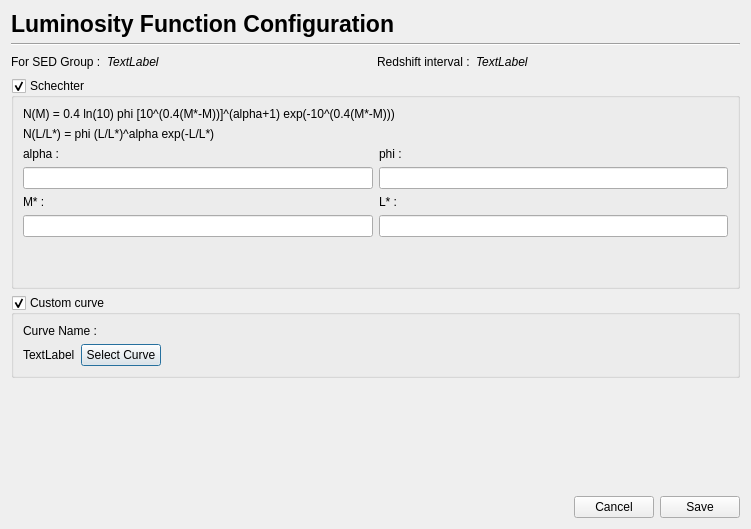
The window that PhzQtUI/auxdir/PhzQtUI/DialogLuminosityFunction.ui (astrorama/Phosphoros) describes before a commit, drawn with Qt 5.
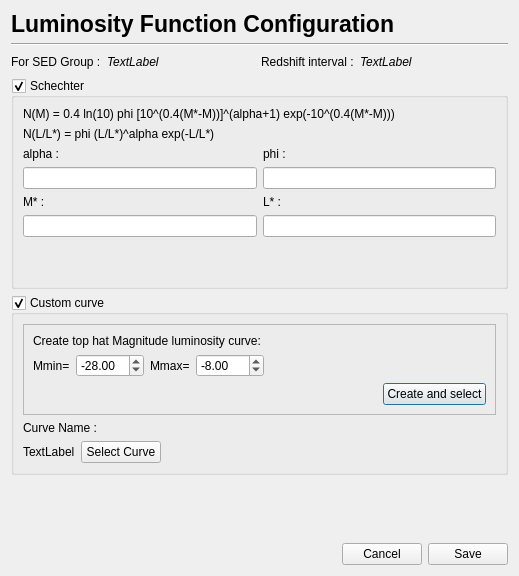
The same window after the commit.

Commit message: Add the creation of tophat luminosity curves in the GUI

```diff
--- a/PhzQtUI/auxdir/PhzQtUI/DialogLuminosityFunction.ui
+++ b/PhzQtUI/auxdir/PhzQtUI/DialogLuminosityFunction.ui
@@ -6,14 +6,14 @@
    <rect>
     <x>0</x>
     <y>0</y>
-    <width>751</width>
-    <height>529</height>
+    <width>519</width>
+    <height>576</height>
    </rect>
   </property>
   <property name="windowTitle">
    <string>Luminosity Function</string>
   </property>
-  <layout class="QVBoxLayout" name="verticalLayout_5">
+  <layout class="QVBoxLayout" name="verticalLayout_6">
    <item>
     <layout class="QHBoxLayout" name="horizontalLayout_2">
      <item>
@@ -236,6 +236,116 @@
       <bool>true</bool>
      </property>
      <layout class="QVBoxLayout" name="verticalLayout_3">
+      <item>
+       <widget class="QFrame" name="frame">
+        <property name="enabled">
+         <bool>true</bool>
+        </property>
+        <property name="frameShape">
+         <enum>QFrame::StyledPanel</enum>
+        </property>
+        <property name="frameShadow">
+         <enum>QFrame::Raised</enum>
+        </property>
+        <layout class="QVBoxLayout" name="verticalLayout_5">
+         <item>
+          <layout class="QVBoxLayout" name="l_tophat">
+           <item>
+            <widget class="QLabel" name="label_5">
+             <property name="text">
+              <string>Create top hat Magnitude luminosity curve:</string>
+             </property>
+            </widget>
+           </item>
+           <item>
+            <layout class="QHBoxLayout" name="horizontalLayout_6">
+             <item>
+              <widget class="QLabel" name="label_7">
+               <property name="text">
+                <string>Mmin=</string>
+               </property>
+              </widget>
+             </item>
+             <item>
+              <widget class="QDoubleSpinBox" name="sb_m_min">
+               <property name="minimum">
+                <double>-100.000000000000000</double>
+               </property>
+               <property name="maximum">
+                <double>50.000000000000000</double>
+               </property>
+               <property name="value">
+                <double>-28.000000000000000</double>
+               </property>
+              </widget>
+             </item>
+             <item>
+              <widget class="QLabel" name="label_8">
+               <property name="text">
+                <string>Mmax=</string>
+               </property>
+              </widget>
+             </item>
+             <item>
+              <widget class="QDoubleSpinBox" name="sb_m_max">
+               <property name="minimum">
+                <double>-100.000000000000000</double>
+               </property>
+               <property name="maximum">
+                <double>100.000000000000000</double>
+               </property>
+               <property name="singleStep">
+                <double>1.000000000000000</double>
+               </property>
+               <property name="value">
+                <double>-8.000000000000000</double>
+               </property>
+              </widget>
+             </item>
+             <item>
+              <spacer name="horizontalSpacer_6">
+               <property name="orientation">
+                <enum>Qt::Horizontal</enum>
+               </property>
+               <property name="sizeHint" stdset="0">
+                <size>
+                 <width>40</width>
+                 <height>20</height>
+                </size>
+               </property>
+              </spacer>
+             </item>
+            </layout>
+           </item>
+           <item>
+            <layout class="QHBoxLayout" name="horizontalLayout_7">
+             <item>
+              <spacer name="horizontalSpacer_7">
+               <property name="orientation">
+                <enum>Qt::Horizontal</enum>
+               </property>
+               <property name="sizeHint" stdset="0">
+                <size>
+                 <width>40</width>
+                 <height>20</height>
+                </size>
+               </property>
+              </spacer>
+             </item>
+             <item>
+              <widget class="QPushButton" name="btn_tophat">
+               <property name="text">
+                <string>Create and select</string>
+               </property>
+              </widget>
+             </item>
+            </layout>
+           </item>
+          </layout>
+         </item>
+        </layout>
+       </widget>
+      </item>
       <item>
        <widget class="QLabel" name="label">
         <property name="text">
```
Left out of the diff: 7 changed lines with no effect on the pictures. The commit also changes 2 other files.
